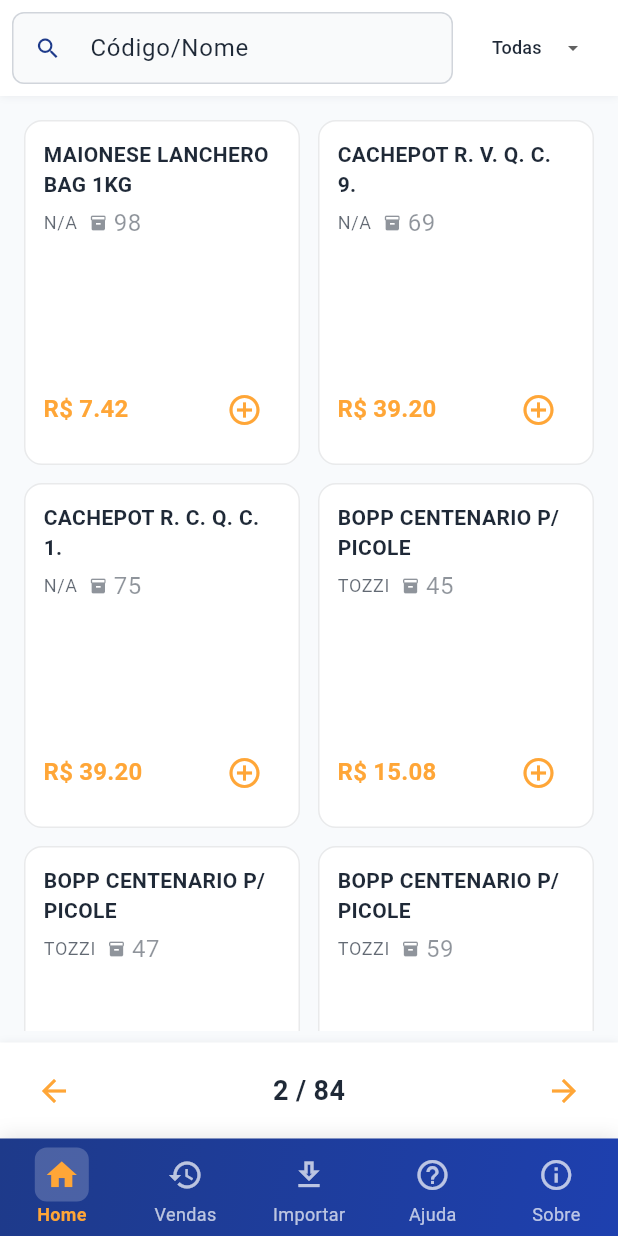
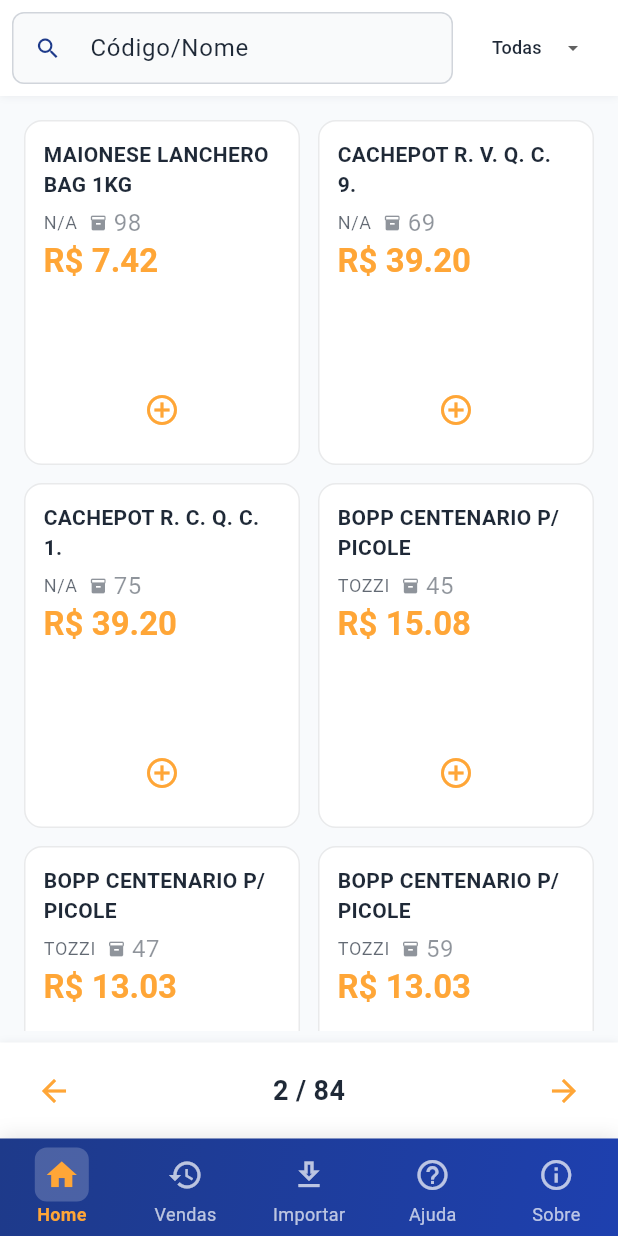
Before and after one commit to joaocarlos-losfe/desafio_monalisa, a Flutter app: the screen it shows after launch, after a tap on the "arrow forward" icon, on a phone screen of 412 x 824 dp. Run offline on Flutter 3.47's test engine with Material 3 defaults, Android fonts, the phone set to English and light mode, and no system bars; drawn by our look-alikes of flutter_animate; our stand-ins replace file_picker, fl_chart, shared_preferences.

Commit message:
fixed product card price

```diff
--- a/lib/presentation/pages/home/sale/widgets/product_card.dart
+++ b/lib/presentation/pages/home/sale/widgets/product_card.dart
@@ -98,25 +98,23 @@ class ProductCard extends StatelessWidget {
                           ),
                         ],
                       ),
-                    ],
-                  ),
-                ),
-                const SizedBox(height: 8),
-                Row(
-                  children: [
                       Expanded(
                         child: Text(
                           'R\$ ${product.price.toStringAsFixed(2)}',
-                        style: theme.textTheme.titleMedium?.copyWith(
+                          style: theme.textTheme.titleLarge?.copyWith(
                             fontWeight: FontWeight.bold,
                             color: theme.colorScheme.secondary,
                           ),
                         ),
                       ),
-                    const SizedBox(width: 8),
+                    ],
+                  ),
+                ),
+                const SizedBox(height: 8),
                 if (!isOutOfStock)
                   Row(
-                        mainAxisSize: MainAxisSize.min,
+                    mainAxisAlignment: MainAxisAlignment.center,
+                    mainAxisSize: MainAxisSize.max,
                     children: [
                       if (inCartQty > 0)
                         IconButton(
@@ -180,13 +178,7 @@ class ProductCard extends StatelessWidget {
                     ],
                   )
                 else
-                      Icon(
-                        Icons.block,
-                        size: 20,
-                        color: theme.colorScheme.error,
-                      ),
-                  ],
-                ),
+                  Icon(Icons.block, size: 20, color: theme.colorScheme.error),
               ],
             ),
           ),
```
Lines whose indentation alone changed are shown as unchanged.
